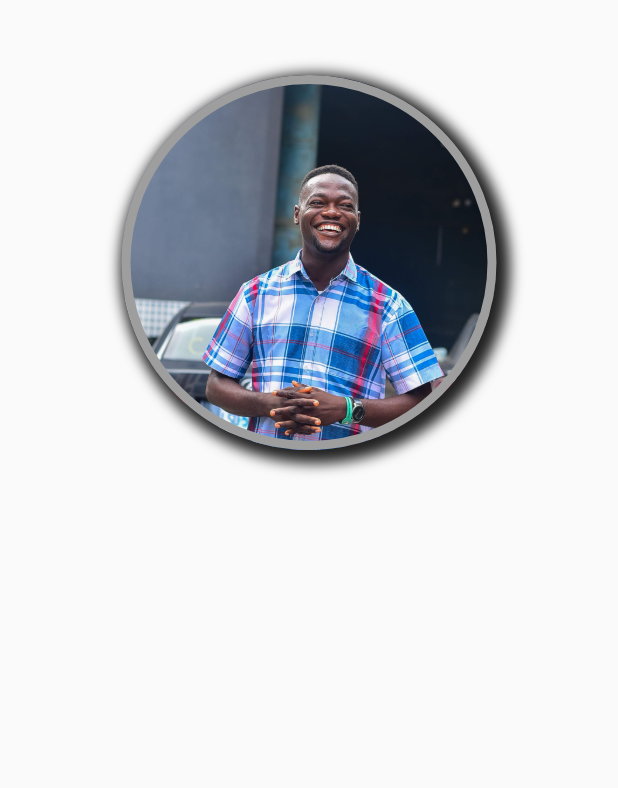
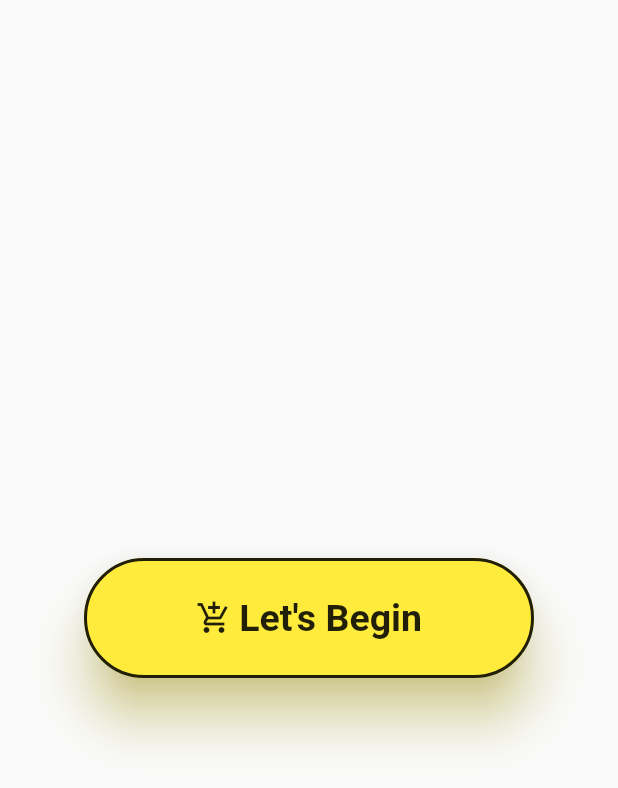
Before and after one commit to iyaselerehoboth/Coding-with-Tea-Flutter-Crash-Course, a Flutter app: the screen it shows after launch, on a phone screen of 412 x 824 dp. Shown: the top 788 px of the screen. Run offline on Flutter 3.47's test engine with Material 2 defaults, Android fonts, the phone set to English and light mode, and no system bars; our stand-ins replace font_awesome_flutter.

Commit message:
Section 2.5: Elevated button with icon

```diff
--- a/lib/main.dart
+++ b/lib/main.dart
@@ -1,4 +1,5 @@
 import 'screens/Dashboard.dart';
+import 'screens/Home.dart';
 import 'package:flutter/material.dart';
 
 void main() => runApp(const MyApp());
@@ -13,7 +14,7 @@ class MyApp extends StatelessWidget {
       title: 'Flutter Crash Course',
       themeMode: ThemeMode.system,
       debugShowCheckedModeBanner: false,
-      home: Dashboard()
+      home: Home()
     );
   }
 }
--- /dev/null
+++ b/lib/screens/Home.dart
@@ -0,0 +1,32 @@
+import 'package:flutter/material.dart';
+
+class Home extends StatelessWidget {
+  const Home({Key? key}) : super(key: key);
+
+  @override
+  Widget build(BuildContext context) {
+    return Scaffold(
+      body: Center(
+        child: ElevatedButton.icon(
+          onPressed: () {},
+          style: ElevatedButton.styleFrom(
+            padding: const EdgeInsets.all(20.0),
+            fixedSize: const Size(300, 80),
+            textStyle:
+                const TextStyle(fontSize: 25, fontWeight: FontWeight.bold),
+            primary: Colors.yellow,
+            onPrimary: Colors.black87,
+            elevation: 15,
+            shadowColor: Colors.yellow,
+            side: const BorderSide(color: Colors.black87, width: 2),
+            //alignment: Alignment.bottomLeft,
+            shape: const StadiumBorder()
+          ),
+          //child: const Text("Let's Begin"),
+          icon: const Icon(Icons.add_shopping_cart_outlined),
+          label: const Text("Let's Begin"),
+        ),
+      ),
+    );
+  }
+}
```
